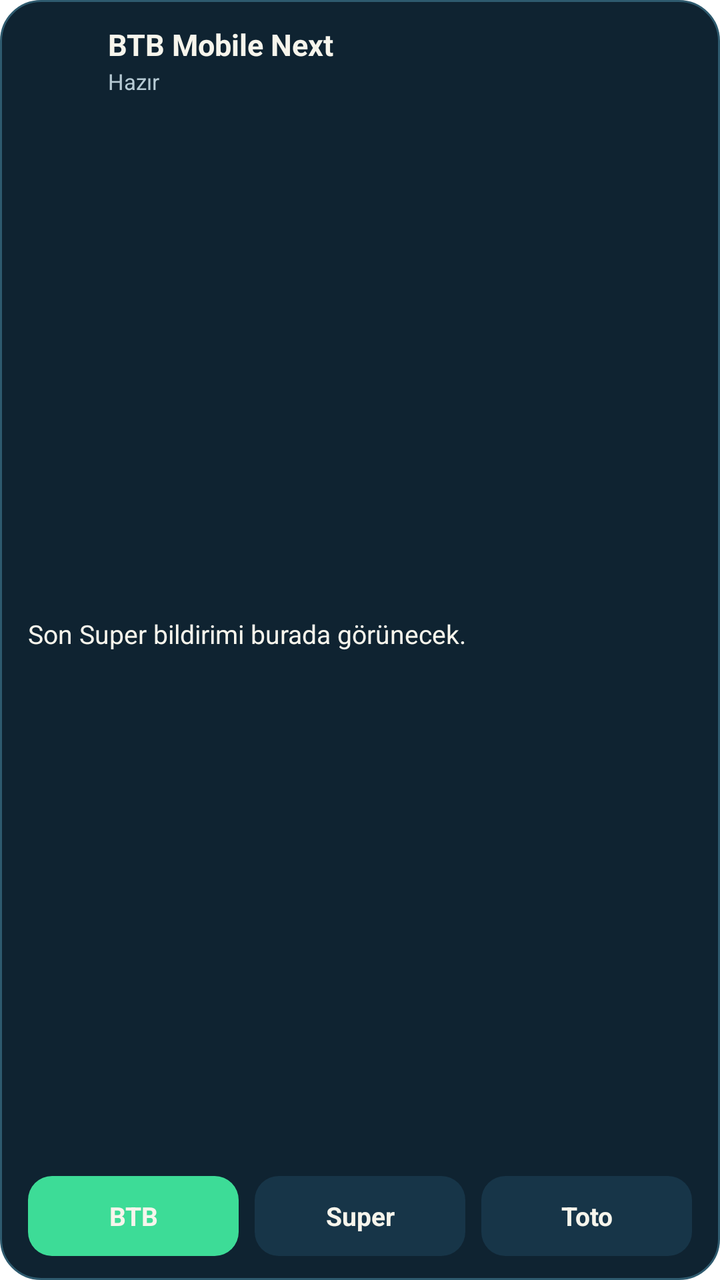
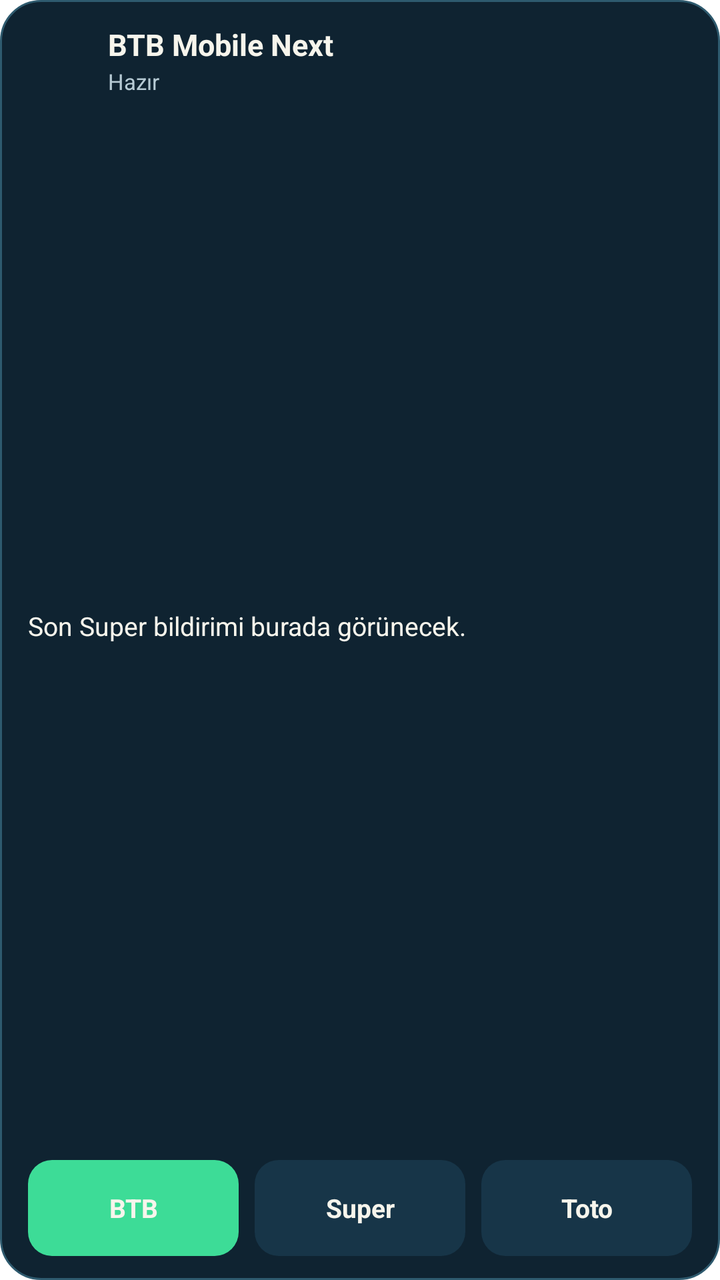

Two renders of the same Android screen: before a commit and after it. Below are the layout's source before the change and the commit's diff.
<!-- AndroidManifest.xml: fallback theme Theme.MaterialComponents.DayNight.NoActionBar -->
<!-- res/layout/btb_notification_widget.xml -->
<?xml version="1.0" encoding="utf-8"?>
<LinearLayout xmlns:android="http://schemas.android.com/apk/res/android"
  android:id="@+id/btb_widget_root"
  android:layout_width="match_parent"
  android:layout_height="match_parent"
  android:background="@drawable/btb_widget_background"
  android:gravity="center_vertical"
  android:orientation="vertical">

  <LinearLayout
    android:layout_width="match_parent"
    android:layout_height="wrap_content"
    android:gravity="center_vertical"
    android:orientation="horizontal">

    <ImageView
      android:id="@+id/btb_widget_icon"
      android:layout_width="30dp"
      android:layout_height="30dp"
      android:contentDescription="@string/btb_widget_app_icon"
      android:scaleType="fitCenter" />

    <LinearLayout
      android:layout_width="0dp"
      android:layout_height="wrap_content"
      android:layout_marginStart="10dp"
      android:layout_weight="1"
      android:orientation="vertical">

      <TextView
        android:id="@+id/btb_widget_title"
        android:layout_width="match_parent"
        android:layout_height="wrap_content"
        android:ellipsize="end"
        android:maxLines="1"
        android:text="@string/btb_widget_default_title"
        android:textColor="@color/btb_widget_text"
        android:textSize="15sp"
        android:textStyle="bold" />

      <TextView
        android:id="@+id/btb_widget_updated"
        android:layout_width="match_parent"
        android:layout_height="wrap_content"
        android:layout_marginTop="1dp"
        android:text="@string/btb_widget_ready"
        android:textColor="@color/btb_widget_subtle"
        android:textSize="11sp" />
    </LinearLayout>

    <TextView
      android:id="@+id/btb_widget_rating"
      android:layout_width="wrap_content"
      android:layout_height="wrap_content"
      android:gravity="end"
      android:letterSpacing="0.08"
      android:textColor="@color/btb_widget_gold"
      android:textSize="14sp"
      android:textStyle="bold" />
  </LinearLayout>

  <TextView
    android:id="@+id/btb_widget_body"
    android:layout_width="match_parent"
    android:layout_height="0dp"
    android:layout_marginTop="8dp"
    android:layout_weight="1"
    android:ellipsize="end"
    android:gravity="center_vertical"
    android:maxLines="2"
    android:text="@string/btb_widget_default_body"
    android:textColor="@color/btb_widget_text"
    android:textSize="13sp" />

  <LinearLayout
    android:layout_width="match_parent"
    android:layout_height="40dp"
    android:layout_marginTop="10dp"
    android:gravity="center"
    android:orientation="horizontal">

    <TextView
      android:id="@+id/btb_widget_open"
      android:layout_width="0dp"
      android:layout_height="match_parent"
      android:layout_weight="1"
      android:background="@drawable/btb_widget_primary_button"
      android:gravity="center"
      android:text="@string/btb_widget_open"
      android:textColor="@color/btb_widget_text"
      android:textSize="13sp"
      android:textStyle="bold" />

    <TextView
      android:id="@+id/btb_widget_super"
      android:layout_width="0dp"
      android:layout_height="match_parent"
      android:layout_marginHorizontal="8dp"
      android:layout_weight="1"
      android:background="@drawable/btb_widget_secondary_button"
      android:gravity="center"
      android:text="@string/btb_widget_super_log"
      android:textColor="@color/btb_widget_text"
      android:textSize="13sp"
      android:textStyle="bold" />

    <TextView
      android:id="@+id/btb_widget_toto"
      android:layout_width="0dp"
      android:layout_height="match_parent"
      android:layout_weight="1"
      android:background="@drawable/btb_widget_secondary_button"
      android:gravity="center"
      android:text="@string/btb_widget_toto"
      android:textColor="@color/btb_widget_text"
      android:textSize="13sp"
      android:textStyle="bold" />
  </LinearLayout>
</LinearLayout>
<!-- resources referenced by this layout -->
<resources>
  <color name="btb_widget_gold">#FFFFC845</color>
  <color name="btb_widget_subtle">#FFB6CAD4</color>
  <color name="btb_widget_text">#FFF7F5EC</color>
  <!-- drawable btb_widget_background (drawable) -->
  <?xml version="1.0" encoding="utf-8"?>
  <shape xmlns:android="http://schemas.android.com/apk/res/android"
    android:shape="rectangle">
    <solid android:color="#FF0F2331" />
    <stroke
      android:width="1dp"
      android:color="#FF2E5A6E" />
    <corners android:radius="20dp" />
    <padding
      android:left="14dp"
      android:top="12dp"
      android:right="14dp"
      android:bottom="12dp" />
  </shape>
  <!-- drawable btb_widget_primary_button (drawable) -->
  <?xml version="1.0" encoding="utf-8"?>
  <shape xmlns:android="http://schemas.android.com/apk/res/android"
    android:shape="rectangle">
    <solid android:color="#FF3DDC97" />
    <corners android:radius="12dp" />
    <padding
      android:left="12dp"
      android:top="6dp"
      android:right="12dp"
      android:bottom="6dp" />
  </shape>
  <!-- drawable btb_widget_secondary_button (drawable) -->
  <?xml version="1.0" encoding="utf-8"?>
  <shape xmlns:android="http://schemas.android.com/apk/res/android"
    android:shape="rectangle">
    <solid android:color="#FF173548" />
    <corners android:radius="12dp" />
    <padding
      android:left="12dp"
      android:top="6dp"
      android:right="12dp"
      android:bottom="6dp" />
  </shape>
  <string name="btb_widget_app_icon">BTB Mobile Next ikonu</string>
  <string name="btb_widget_default_body">Son Super bildirimi burada görünecek.</string>
  <string name="btb_widget_default_title">BTB Mobile Next</string>
  <string name="btb_widget_open">BTB</string>
  <string name="btb_widget_ready">Hazır</string>
  <string name="btb_widget_super_log">Super</string>
  <string name="btb_widget_toto">Toto</string>
</resources>

<!-- the commit's change to res/layout/btb_notification_widget.xml (unified diff, before → after) -->
@@ -74,7 +74,7 @@
 
   <LinearLayout
     android:layout_width="match_parent"
-    android:layout_height="40dp"
+    android:layout_height="48dp"
     android:layout_marginTop="10dp"
     android:gravity="center"
     android:orientation="horizontal">
